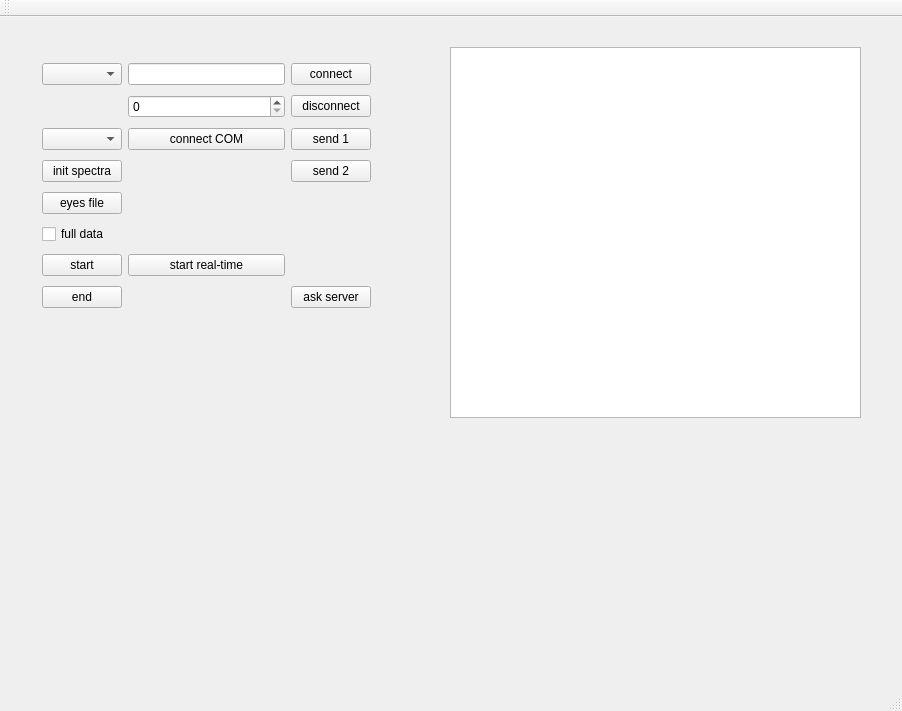
ArtfulVampire/TcpClient, file mainwindow.ui: the form before one commit.
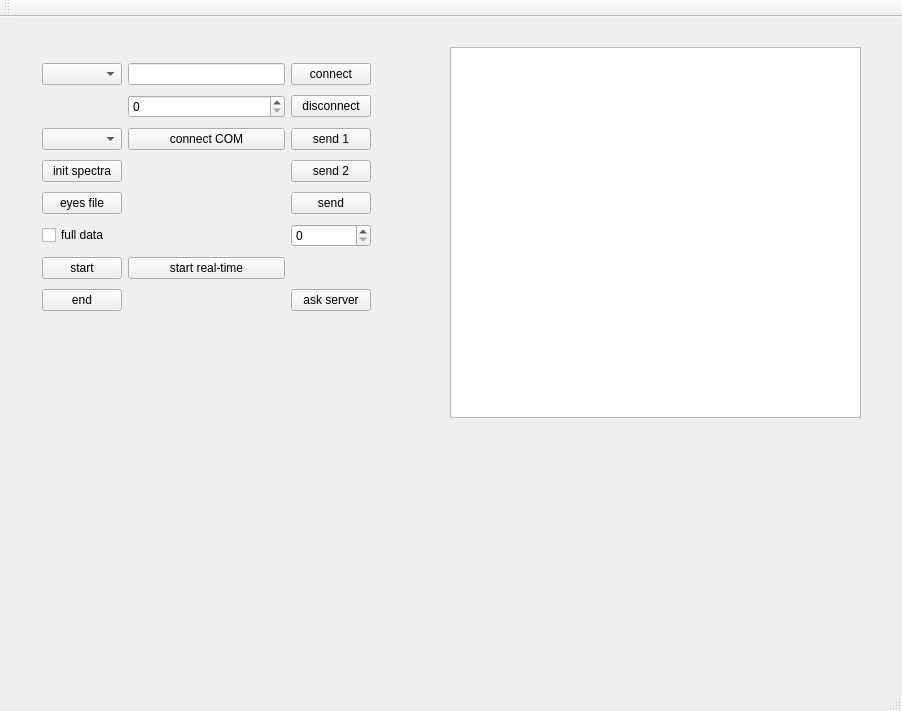
The form after the commit.

Diff of the .ui file:
```diff
--- a/mainwindow.ui
+++ b/mainwindow.ui
@@ -149,6 +149,19 @@
        </property>
       </widget>
      </item>
+     <item row="5" column="2">
+      <widget class="QPushButton" name="comPortSendPushButton">
+       <property name="text">
+        <string>send</string>
+       </property>
+       <property name="shortcut">
+        <string>2</string>
+       </property>
+      </widget>
+     </item>
+     <item row="6" column="2">
+      <widget class="QSpinBox" name="comPortSpinBox"/>
+     </item>
     </layout>
    </widget>
   </widget>
```
